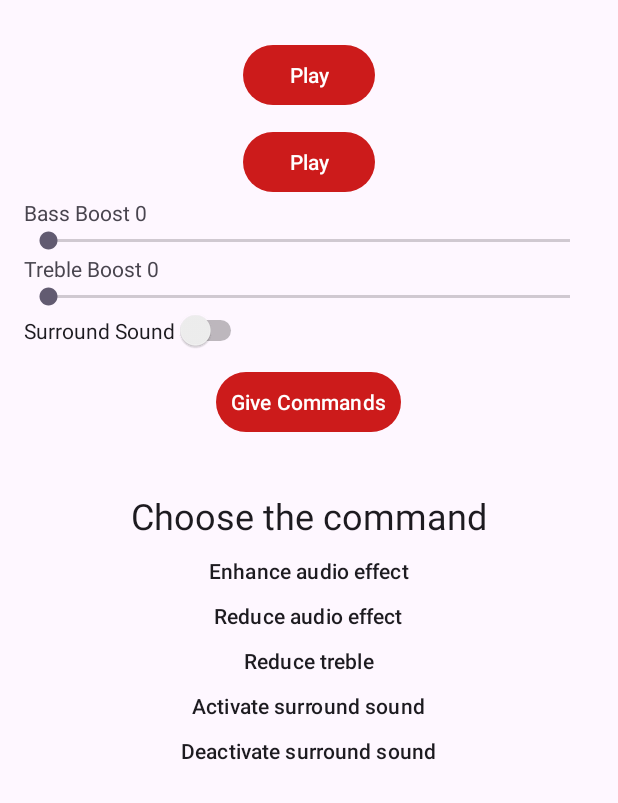
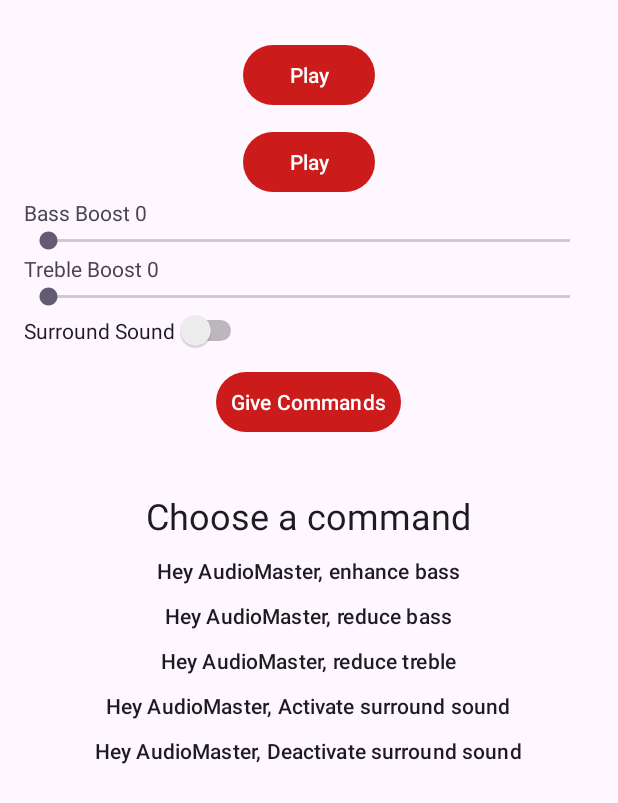
Before and after one commit to VaishnaviChill/AudioMaster, an Android app: the screen it shows after launch (MainActivity), on a phone screen of 412 x 824 dp. Shown: the top 803 px of the screen. Run offline under Robolectric (Android 15) with nearby library versions, the phone set to English and light mode, and no system bars.

Commit message:
text changes

```diff
--- a/app/src/main/res/layout/activity_main.xml
+++ b/app/src/main/res/layout/activity_main.xml
@@ -83,42 +83,42 @@
             <TextView
                 android:layout_width="wrap_content"
                 android:layout_height="wrap_content"
-                android:text="Choose the command"
+                android:text="Choose a command"
                 android:layout_margin="5dp"
                 style="@style/TextAppearance.Material3.HeadlineSmall"/>
 
             <TextView
                 android:layout_width="wrap_content"
                 android:layout_height="wrap_content"
-                android:text="Enhance audio effect"
+                android:text="Hey AudioMaster, enhance bass"
                 android:layout_margin="5dp"
                 style="@style/TextAppearance.Material3.LabelLarge"/>
 
             <TextView
                 android:layout_width="wrap_content"
                 android:layout_height="wrap_content"
-                android:text="Reduce audio effect"
+                android:text="Hey AudioMaster, reduce bass"
                 android:layout_margin="5dp"
                 style="@style/TextAppearance.Material3.LabelLarge" />
 
             <TextView
                 android:layout_width="wrap_content"
                 android:layout_height="wrap_content"
-                android:text="Reduce treble"
+                android:text="Hey AudioMaster, reduce treble"
                 android:layout_margin="5dp"
                 style="@style/TextAppearance.Material3.LabelLarge" />
 
             <TextView
                 android:layout_width="wrap_content"
                 android:layout_height="wrap_content"
-                android:text="Activate surround sound"
+                android:text="Hey AudioMaster, Activate surround sound"
                 android:layout_margin="5dp"
                 style="@style/TextAppearance.Material3.LabelLarge" />
 
             <TextView
                 android:layout_width="wrap_content"
                 android:layout_height="wrap_content"
-                android:text="Deactivate surround sound"
+                android:text="Hey AudioMaster, Deactivate surround sound"
                 android:layout_margin="5dp"
                 style="@style/TextAppearance.Material3.LabelLarge" />
 
```
